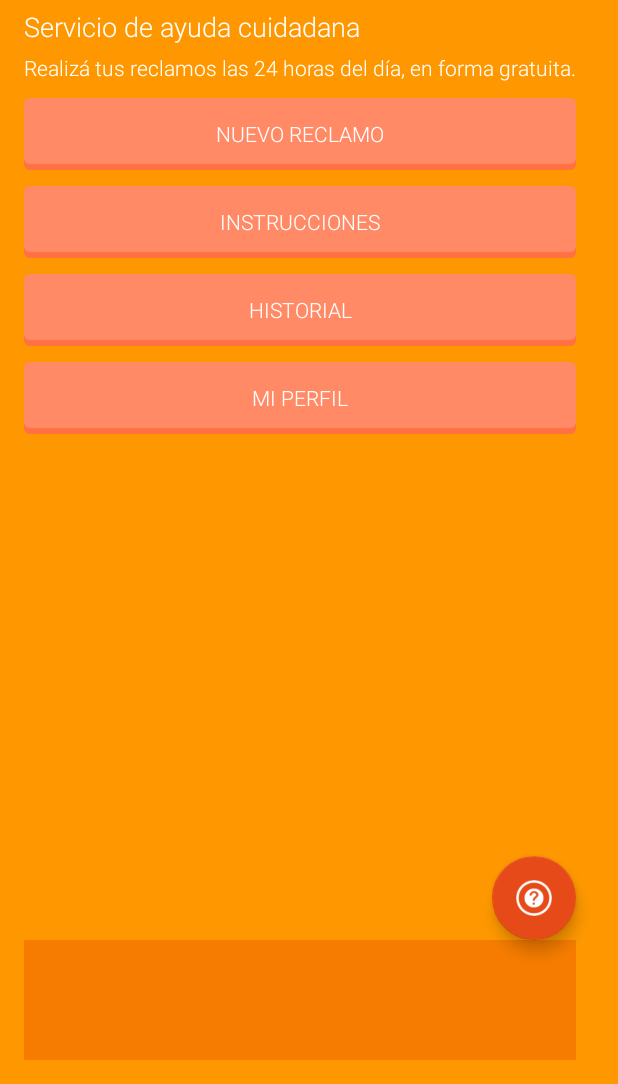
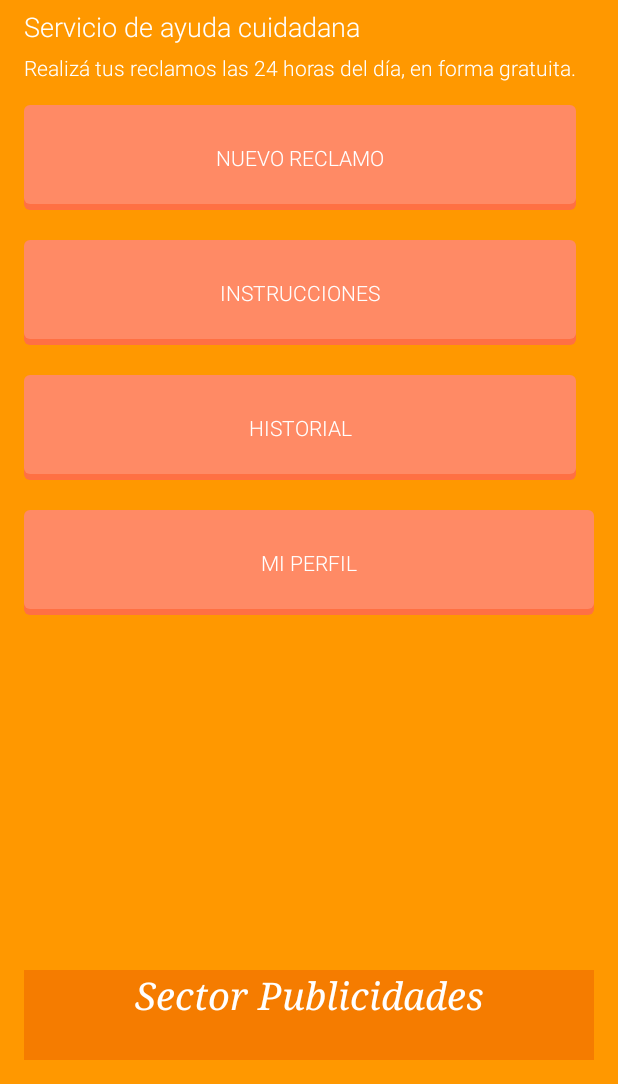
Before and after one commit to gachibarrientos/MuniApp, an Android app: the MenuPrincipal screen opened directly, with no data from a screen before it, on a phone screen of 412 x 824 dp, the part 152-1236 px from its top. Run offline under Robolectric (Android 15) with nearby library versions, the phone set to English and light mode, and no system bars.

Commit message:
Sector Publicidades en el Layout Menu Principal

```diff
--- a/app/src/main/res/layout/activity_menu_principal.xml
+++ b/app/src/main/res/layout/activity_menu_principal.xml
@@ -2,8 +2,8 @@
 <RelativeLayout xmlns:android="http://schemas.android.com/apk/res/android"
     xmlns:app="http://schemas.android.com/apk/res-auto"
     xmlns:tools="http://schemas.android.com/tools"
-    android:layout_width="match_parent"
-    android:layout_height="match_parent"
+    android:layout_width="fill_parent"
+    android:layout_height="fill_parent"
     android:paddingBottom="@dimen/activity_vertical_margin"
     android:paddingLeft="@dimen/activity_horizontal_margin"
     android:paddingRight="@dimen/activity_horizontal_margin"
@@ -52,19 +52,10 @@
         android:layout_marginTop="5dp"
         android:layout_marginBottom="5dp" />
 
-    <ImageView
-        android:layout_width="fill_parent"
-        android:layout_height="80dp"
-        android:id="@+id/imageView2"
-        android:layout_alignParentBottom="true"
-        android:background="@color/colorPrimaryDark"
-        android:layout_alignRight="@+id/lblDetalle"
-        android:layout_alignEnd="@+id/lblDetalle"
-        android:elevation="0dp" />
     <Button
         android:id="@+id/btnNuevoReclamo"
         android:layout_width="wrap_content"
-        android:layout_height="wrap_content"
+        android:layout_height="70dp"
         android:textColor="@android:color/white"
         android:background="@drawable/bk_boton_plano"
         android:stateListAnimator="@null"
@@ -74,12 +65,12 @@
         android:layout_alignParentStart="true"
         android:layout_alignRight="@+id/lblDetalle"
         android:layout_alignEnd="@+id/lblDetalle"
-        android:layout_marginTop="5dp"
-        android:layout_marginBottom="5dp" />
+        android:layout_marginTop="10dp"
+        android:layout_marginBottom="10dp" />
     <Button
         android:id="@+id/btnPerfil"
         android:layout_width="wrap_content"
-        android:layout_height="wrap_content"
+        android:layout_height="70dp"
         android:textColor="@android:color/white"
         android:background="@drawable/bk_boton_plano"
         android:stateListAnimator="@null"
@@ -87,14 +78,14 @@
         android:layout_below="@+id/btnHistorial"
         android:layout_alignParentLeft="true"
         android:layout_alignParentStart="true"
-        android:layout_alignRight="@+id/btnHistorial"
-        android:layout_alignEnd="@+id/btnHistorial"
-        android:layout_marginTop="5dp"
-        android:layout_marginBottom="5dp" />
+        android:layout_marginTop="10dp"
+        android:layout_marginBottom="10dp"
+        android:layout_alignParentRight="true"
+        android:layout_alignParentEnd="true" />
     <Button
         android:id="@+id/btnHistorial"
         android:layout_width="wrap_content"
-        android:layout_height="wrap_content"
+        android:layout_height="70dp"
         android:textColor="@android:color/white"
         android:background="@drawable/bk_boton_plano"
         android:stateListAnimator="@null"
@@ -104,12 +95,12 @@
         android:layout_alignParentStart="true"
         android:layout_alignRight="@+id/btnInstrucciones"
         android:layout_alignEnd="@+id/btnInstrucciones"
-        android:layout_marginTop="5dp"
-        android:layout_marginBottom="5dp" />
+        android:layout_marginTop="10dp"
+        android:layout_marginBottom="10dp" />
     <Button
         android:id="@+id/btnInstrucciones"
         android:layout_width="wrap_content"
-        android:layout_height="wrap_content"
+        android:layout_height="70dp"
         android:textColor="@android:color/white"
         android:background="@drawable/bk_boton_plano"
         android:stateListAnimator="@null"
@@ -119,19 +110,26 @@
         android:layout_alignParentStart="true"
         android:layout_alignRight="@+id/btnNuevoReclamo"
         android:layout_alignEnd="@+id/btnNuevoReclamo"
-        android:layout_marginTop="5dp"
-        android:layout_marginBottom="5dp"
+        android:layout_marginTop="10dp"
+        android:layout_marginBottom="10dp"
         />
 
-    <android.support.design.widget.FloatingActionButton
-        android:layout_width="wrap_content"
-        android:layout_height="wrap_content"
-        android:id="@+id/view"
-        android:src="@drawable/ayuda"
-        android:layout_above="@+id/imageView2"
-        android:layout_alignRight="@+id/imageView2"
-        android:layout_alignEnd="@+id/imageView2"
-        app:elevation="6dp"
+    <TextView
+        android:layout_width="fill_parent"
+        android:layout_height="60dp"
+        android:text="Sector Publicidades"
+        android:id="@+id/textView2"
+        android:layout_alignParentBottom="true"
+        android:layout_alignParentLeft="true"
+        android:layout_alignParentStart="true"
+        android:layout_alignRight="@+id/btnPerfil"
+        android:layout_alignEnd="@+id/btnPerfil"
+        android:elegantTextHeight="false"
+        android:textStyle="italic"
+        android:textSize="25dp"
+        android:background="@color/colorPrimaryDark"
+        android:textAlignment="center"
+        android:textColor="#FFFFFF"
+        android:typeface="serif" />
 
-        />
 </RelativeLayout>
```
